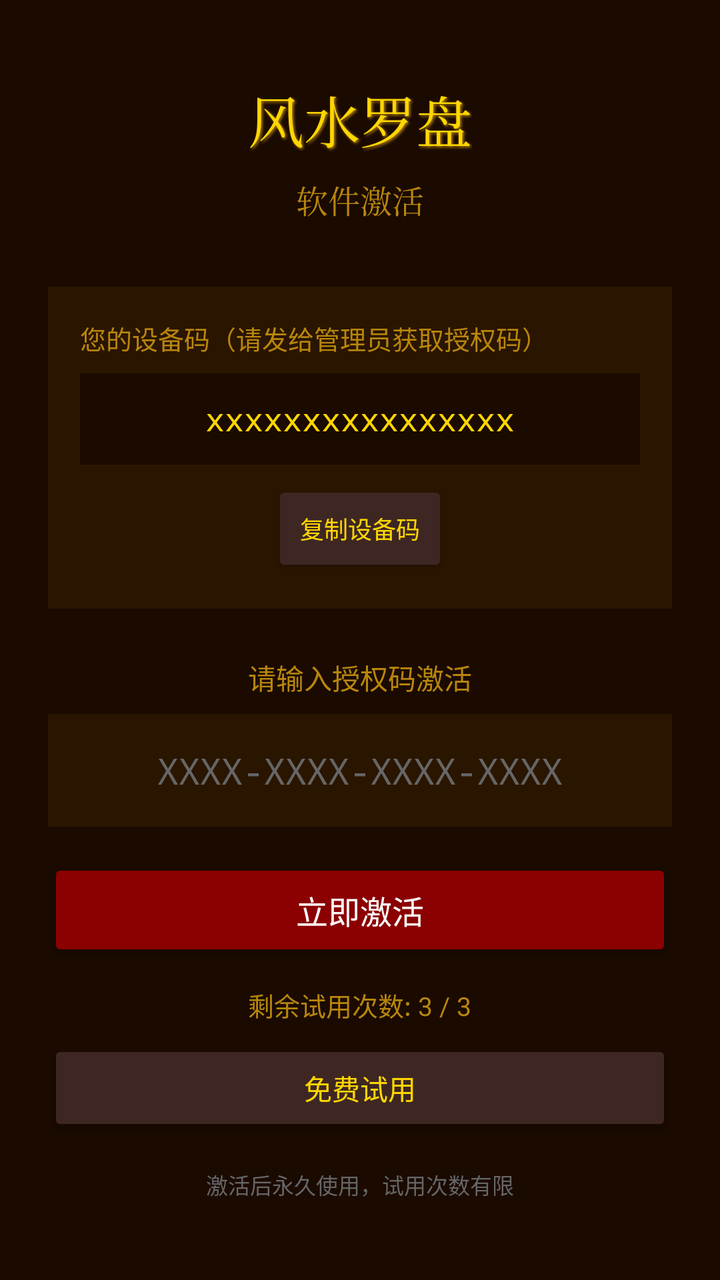
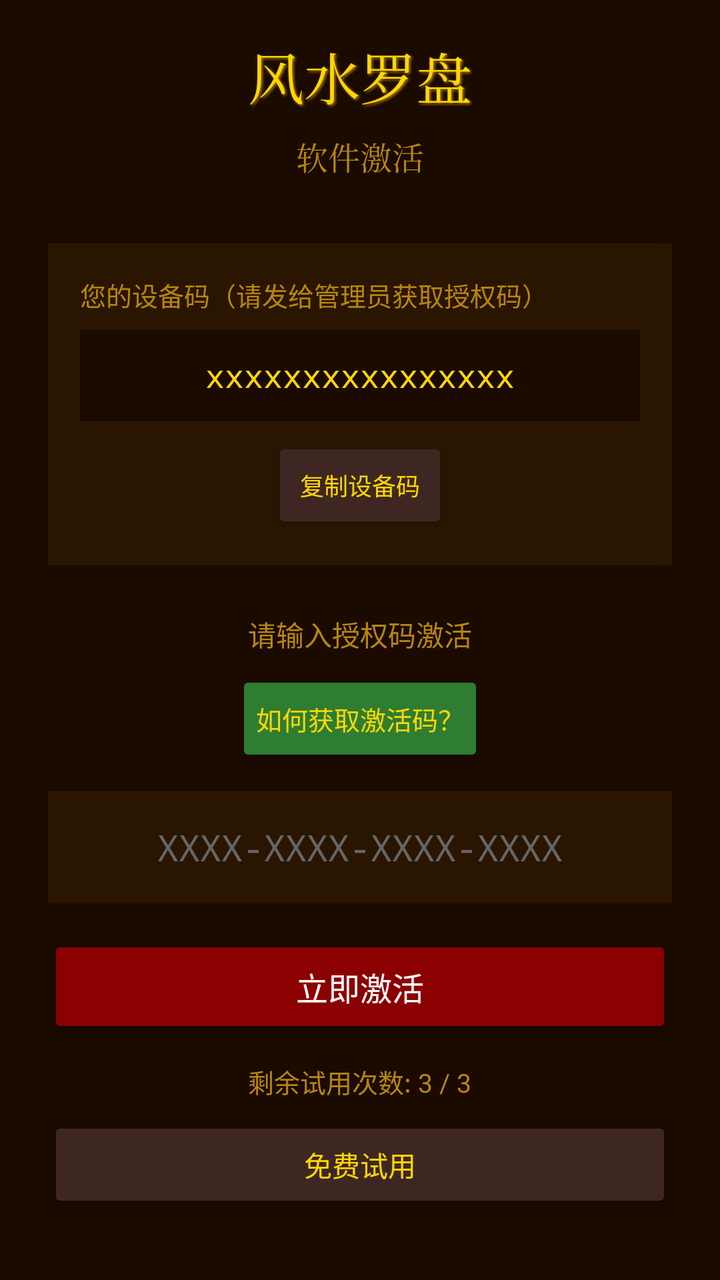

An Android layout rendered at two revisions. The XML below is the earlier revision; the diff shows what the commit changed to produce the second picture.
<!-- AndroidManifest.xml: application theme AppTheme -->
<!-- res/layout/activity_activate.xml -->
<?xml version="1.0" encoding="utf-8"?>
<LinearLayout xmlns:android="http://schemas.android.com/apk/res/android"
    android:layout_width="match_parent"
    android:layout_height="match_parent"
    android:orientation="vertical"
    android:background="@color/bgColor"
    android:gravity="center"
    android:padding="24dp">

    <TextView
        android:layout_width="wrap_content"
        android:layout_height="wrap_content"
        android:text="风水罗盘"
        android:textColor="@color/gold"
        android:textSize="28sp"
        android:fontFamily="serif"
        android:layout_marginBottom="8dp"
        android:shadowColor="@color/darkGold"
        android:shadowDx="2"
        android:shadowDy="2"
        android:shadowRadius="3" />

    <TextView
        android:layout_width="wrap_content"
        android:layout_height="wrap_content"
        android:text="软件激活"
        android:textColor="@color/darkGold"
        android:textSize="16sp"
        android:fontFamily="serif"
        android:layout_marginBottom="32dp" />

    <LinearLayout
        android:layout_width="match_parent"
        android:layout_height="wrap_content"
        android:orientation="vertical"
        android:background="#2A1500"
        android:padding="16dp"
        android:layout_marginBottom="24dp">

        <TextView
            android:layout_width="wrap_content"
            android:layout_height="wrap_content"
            android:text="您的设备码（请发给管理员获取授权码）"
            android:textColor="@color/darkGold"
            android:textSize="13sp"
            android:layout_marginBottom="8dp" />

        <TextView
            android:id="@+id/deviceIdText"
            android:layout_width="match_parent"
            android:layout_height="wrap_content"
            android:text="xxxxxxxxxxxxxxxx"
            android:textColor="@color/gold"
            android:textSize="16sp"
            android:fontFamily="monospace"
            android:gravity="center"
            android:padding="12dp"
            android:background="#1A0A00"
            android:layout_marginBottom="8dp" />

        <Button
            android:id="@+id/copyDeviceIdButton"
            android:layout_width="wrap_content"
            android:layout_height="wrap_content"
            android:text="复制设备码"
            android:textColor="@color/gold"
            android:backgroundTint="#3E2723"
            android:layout_gravity="center"
            android:textSize="12sp" />

    </LinearLayout>

    <TextView
        android:layout_width="wrap_content"
        android:layout_height="wrap_content"
        android:text="请输入授权码激活"
        android:textColor="@color/darkGold"
        android:textSize="14sp"
        android:layout_marginBottom="8dp" />

    <EditText
        android:id="@+id/licenseInput"
        android:layout_width="match_parent"
        android:layout_height="wrap_content"
        android:hint="XXXX-XXXX-XXXX-XXXX"
        android:textColor="@color/gold"
        android:textColorHint="#666666"
        android:background="#2A1500"
        android:padding="16dp"
        android:textSize="18sp"
        android:fontFamily="monospace"
        android:gravity="center"
        android:inputType="textCapCharacters|textNoSuggestions"
        android:maxLength="19"
        android:layout_marginBottom="16dp" />

    <Button
        android:id="@+id/activateButton"
        android:layout_width="match_parent"
        android:layout_height="wrap_content"
        android:text="立即激活"
        android:textColor="@color/white"
        android:backgroundTint="#8B0000"
        android:padding="14dp"
        android:textSize="16sp"
        android:layout_marginBottom="12dp" />

    <TextView
        android:id="@+id/remainingTrialsText"
        android:layout_width="wrap_content"
        android:layout_height="wrap_content"
        android:text="剩余试用次数: 3 / 3"
        android:textColor="@color/darkGold"
        android:textSize="13sp"
        android:layout_marginBottom="8dp" />

    <Button
        android:id="@+id/trialButton"
        android:layout_width="match_parent"
        android:layout_height="wrap_content"
        android:text="免费试用"
        android:textColor="@color/gold"
        android:backgroundTint="#3E2723"
        android:padding="12dp"
        android:textSize="14sp" />

    <TextView
        android:layout_width="wrap_content"
        android:layout_height="wrap_content"
        android:text="激活后永久使用，试用次数有限"
        android:textColor="#666666"
        android:textSize="11sp"
        android:layout_marginTop="16dp"
        android:gravity="center" />

</LinearLayout>
<!-- resources referenced by this layout -->
<resources>
  <color name="bgColor">#1A0A00</color>
  <color name="darkGold">#B8860B</color>
  <color name="gold">#FFD700</color>
  <color name="white">#FFFFFF</color>
  <style name="AppTheme" parent="Theme.MaterialComponents.DayNight.NoActionBar">
          <item name="colorPrimary">@color/colorPrimary</item>
          <item name="colorPrimaryDark">@color/colorPrimaryDark</item>
          <item name="colorAccent">@color/colorAccent</item>
          <item name="android:windowBackground">@color/bgColor</item>
          <item name="android:statusBarColor">@color/bgColor</item>
          <item name="android:navigationBarColor">@color/bgColor</item>
      </style>
  <color name="colorPrimary">#8B0000</color>
  <color name="colorPrimaryDark">#5C0000</color>
  <color name="colorAccent">#FFD700</color>
</resources>

<!-- the commit's change to res/layout/activity_activate.xml (unified diff, before → after) -->
@@ -78,6 +78,17 @@
         android:textSize="14sp"
         android:layout_marginBottom="8dp" />
 
+    <Button
+        android:id="@+id/getAuthCodeButton"
+        android:layout_width="wrap_content"
+        android:layout_height="wrap_content"
+        android:text="如何获取激活码？"
+        android:textColor="@color/gold"
+        android:backgroundTint="#2E7D32"
+        android:padding="10dp"
+        android:textSize="13sp"
+        android:layout_marginBottom="12dp" />
+
     <EditText
         android:id="@+id/licenseInput"
         android:layout_width="match_parent"
